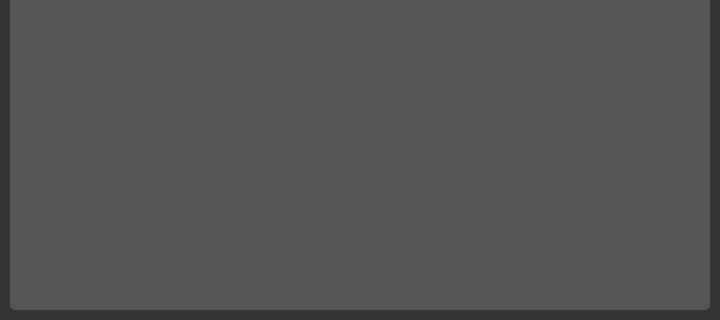
Qt form re2fa-converter/BaseUserInterface.ui (ROOTBEER626/Draw-DFA) before a commit; both pictures show x 0 to 720 and y 160 to 480 of the 720 by 480 pixel window.
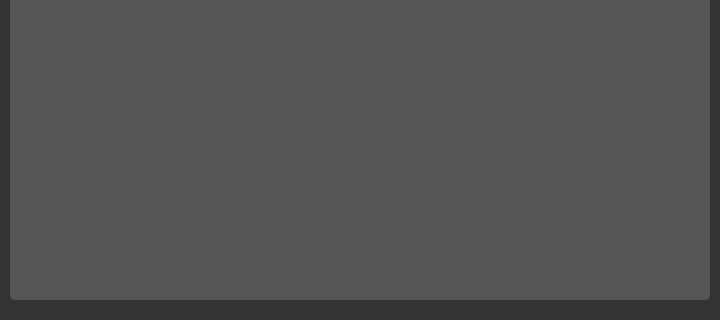
The same form after that commit.

The edit to the form file:
```diff
--- a/re2fa-converter/BaseUserInterface.ui
+++ b/re2fa-converter/BaseUserInterface.ui
@@ -7,7 +7,7 @@
     <x>0</x>
     <y>0</y>
     <width>720</width>
-    <height>480</height>
+    <height>700</height>
    </rect>
   </property>
   <property name="sizePolicy">
@@ -119,7 +119,7 @@
       <x>10</x>
       <y>60</y>
       <width>700</width>
-      <height>410</height>
+      <height>400</height>
      </rect>
     </property>
     <property name="font">
```
